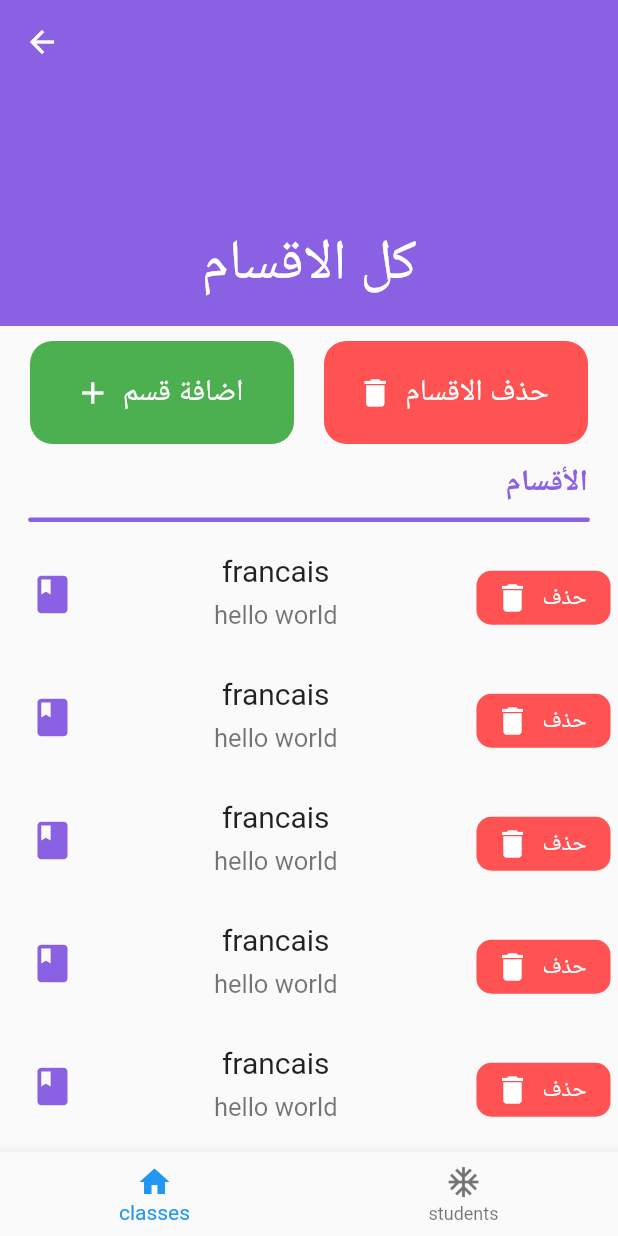
After one commit to ayoubarouche/gestion_notes_flutter, a Flutter app: the AdminScreen screen opened by its route, after a tap on "اضافة قسم", on a phone screen of 412 x 824 dp. The commit adds this screen. Run offline on Flutter 3.47's test engine with Material 2 defaults, Android fonts, the phone set to English and light mode, and no system bars; our stand-ins replace sliding_up_panel.

Commit message:
adding some admin screens in these commit i had added some of admin screens but still need some fixes that i will try to fix early

```diff
--- a/lib/containers.dart
+++ b/lib/containers.dart
@@ -7,3 +7,4 @@
 library containers;
 
 export 'containers/register_and_login_container.dart';
+export 'containers/classes_container.dart';
--- /dev/null
+++ b/lib/containers/classes_container.dart
@@ -0,0 +1,65 @@
+import 'package:flutter/material.dart';
+import 'package:gestion_notes/widgets.dart';
+import 'package:sliding_up_panel/sliding_up_panel.dart';
+
+class ClassesContainer extends StatelessWidget {
+  Widget child;
+  String title;
+  ClassesContainer({
+    @required this.title,
+    @required this.child,
+  });
+  @override
+  Widget build(BuildContext context) {
+    return NestedScrollView(
+      headerSliverBuilder: (BuildContext context, bool innerBoxIsScrolled) {
+        return <Widget>[ScreenTitle(title: this.title)];
+      },
+      body: this.child,
+    );
+  }
+}
+
+class StudentContainer extends StatelessWidget {
+  Widget child;
+  String title;
+  double minHeight;
+  Widget panel;
+  Function onPanelOpened;
+  Function onPanelClosed;
+  StudentContainer({
+    @required this.title,
+    @required this.child,
+    @required this.panel,
+    @required this.minHeight,
+    this.onPanelOpened,
+    this.onPanelClosed,
+  });
+  @override
+  Widget build(BuildContext context) {
+    return SlidingUpPanel(
+      minHeight: this.minHeight,
+      onPanelClosed: this.onPanelClosed ?? (){},
+      onPanelOpened: this.onPanelOpened ?? (){},
+      boxShadow: [
+        BoxShadow(
+          color: Colors.black26,
+          offset: Offset(0, 2),
+          blurRadius: 6.0,
+        ),
+      ],
+      borderRadius: BorderRadius.only(
+        topLeft: Radius.circular(20.0),
+        topRight: Radius.circular(20.0),
+      ),
+      maxHeight: MediaQuery.of(context).size.height / 3,
+      panel: this.panel,
+      body: NestedScrollView(
+        headerSliverBuilder: (BuildContext context, bool innerBoxIsScrolled) {
+          return <Widget>[ScreenTitle(title: this.title)];
+        },
+        body: this.child,
+      ),
+    );
+  }
+}
--- a/lib/main.dart
+++ b/lib/main.dart
@@ -3,8 +3,12 @@ import 'package:gestion_notes/routes.dart';
 
 void main() {
   runApp(new MaterialApp(
-    theme: new ThemeData(primaryColor: Color.fromRGBO(139, 97, 228, 1)),
+    theme: new ThemeData(
+      primaryColor: Color.fromRGBO(139, 97, 228, 1),
+      primaryColorLight: Color.fromRGBO(91, 58, 161, 1),
+    ),
     routes: routes,
     debugShowCheckedModeBanner: false,
+    title: "gestion des notes",
   ));
 }
--- a/lib/routes.dart
+++ b/lib/routes.dart
@@ -1,8 +1,10 @@
 import 'package:gestion_notes/screens.dart';
-get routes =>
-  {
-    '/': (context) => HomeScreen(),
-    '/login': (context) => LoginScreen(),
-    '/register': (context) => RegisterScreen(),
-    '/accountNotActivatedYet': (context) => AccountNotVerifiedYetScreen()
-  };
+
+
+get routes => {
+      '/': (context) => HomeScreen(),
+      '/login': (context) => LoginScreen(),
+      '/register': (context) => RegisterScreen(),
+      '/accountNotActivatedYet': (context) => AccountNotVerifiedYetScreen(),
+      '/admin' :(context)=> AdminScreen()
+    };
--- a/lib/screens.dart
+++ b/lib/screens.dart
@@ -6,3 +6,6 @@ export 'screens/login_register/login_screen.dart';
 export 'screens/login_register/register_screen.dart';
 export 'screens/home_screen.dart';
 export 'screens/prof_screens/account_not_verified_yes.dart';
+export 'screens/admin_screens/classes_screen.dart';
+export 'screens/admin_screens/students_screen.dart';
+export 'screens/admin_screens/admin_screen.dart';
--- /dev/null
+++ b/lib/screens/admin_screens/admin_screen.dart
@@ -0,0 +1,51 @@
+import 'package:flutter/material.dart';
+import 'package:gestion_notes/screens.dart';
+import 'package:gestion_notes/screens/admin_screens/classes_screen.dart';
+
+class AdminScreen extends StatefulWidget {
+  @override
+  _AdminScreenState createState() => _AdminScreenState();
+}
+
+class _AdminScreenState extends State<AdminScreen> {
+  @override
+  Widget build(BuildContext context) {
+    PageController controller = new PageController();
+    int index  = 0;
+    return Scaffold(
+      body: PageView(
+        children: [
+          AllClassesAdminScreen(),
+          AllStudentsAdminScreen()
+        ],
+        controller: controller,
+        onPageChanged: (new_index){
+            setState(() {
+              index = new_index;
+            });
+        },
+      ),
+      bottomNavigationBar: new BottomNavigationBar(
+        currentIndex: index,
+        onTap: (new_index){
+
+          setState(() {
+            index = new_index;
+          });
+          controller.jumpToPage(new_index);
+        },
+
+        items: [
+          BottomNavigationBarItem(
+            icon: Icon(Icons.home),
+            title: Text('classes'),
+          ),
+          BottomNavigationBarItem(
+            icon: Icon(Icons.ac_unit),
+            title: Text('students'),
+          )
+        ],
+      ),
+    );
+  }
+}
--- /dev/null
+++ b/lib/screens/admin_screens/classes_screen.dart
@@ -0,0 +1,57 @@
+import 'package:flutter/material.dart';
+import 'package:gestion_notes/containers.dart';
+import 'package:gestion_notes/widgets.dart';
+
+class AllClassesAdminScreen extends StatefulWidget {
+  @override
+  _AllClassesScreenState createState() => _AllClassesScreenState();
+}
+
+class _AllClassesScreenState extends State<AllClassesAdminScreen> {
+  ScrollController controller;
+  String text = "swipe up";
+  @override
+  Widget build(BuildContext context) {
+    return Scaffold(
+      body: ClassesContainer(
+        title: 'كل الاقسام',
+        child: Column(
+          textDirection: TextDirection.rtl,
+          crossAxisAlignment: CrossAxisAlignment.center,
+          children: [
+            SizedBox(
+              height: 10.0,
+            ),
+            TraitementPartie(
+              spaceBetweenTwoButton: 20.0,
+              leftChild: ChoseItemButton(
+                  title: 'اضافة قسم',
+                  color: Colors.green,
+                  icon: Icon(
+                    Icons.add,
+                    color: Colors.white,
+                  ),
+                  onPressed: () {}),
+              rightChild: ChoseItemButton(
+                  icon: Icon(
+                    Icons.delete,
+                    color: Colors.white,
+                  ),
+                  title: 'حذف الاقسام',
+                  color: Colors.redAccent[200],
+                  onPressed: () {}),
+            ),
+            PartieOfScreen(
+              startFrom: 12,
+              title: 'الأقسام',
+            ),
+            Expanded(
+              flex: 5,
+              child: ClassesList(),
+            ),
+          ],
+        ),
+      ),
+    );
+  }
+}
--- /dev/null
+++ b/lib/screens/admin_screens/students_screen.dart
@@ -0,0 +1,70 @@
+import 'package:flutter/material.dart';
+import 'package:gestion_notes/containers.dart';
+import 'package:gestion_notes/widgets.dart';
+
+class AllStudentsAdminScreen extends StatefulWidget {
+  @override
+  _AllClassesScreenState createState() => _AllClassesScreenState();
+}
+
+class _AllClassesScreenState extends State<AllStudentsAdminScreen> {
+  ScrollController controller;
+  String text = "swipe up";
+  @override
+  Widget build(BuildContext context) {
+    return Scaffold(
+      body: StudentContainer(
+        minHeight: 60.0,
+        panel: SwipeUp(children: [
+          swipeUpTitle(context, 'hello world'),
+          Expanded(
+                      child: FlatButton(
+              onPressed: () {},
+              child: Text(
+                'hello world',
+              ),
+            ),
+          ),
+        ]),
+        title: 'تلاميذ القسم',
+        child: Column(
+          textDirection: TextDirection.rtl,
+          crossAxisAlignment: CrossAxisAlignment.center,
+          children: [
+            SizedBox(
+              height: 10.0,
+            ),
+            TraitementPartie(
+              spaceBetweenTwoButton: 20.0,
+              leftChild: ChoseItemButton(
+                  title: 'اضافة تلميذ',
+                  color: Colors.green,
+                  icon: Icon(
+                    Icons.add,
+                    color: Colors.white,
+                  ),
+                  onPressed: () {}),
+              rightChild: ChoseItemButton(
+                  icon: Icon(
+                    Icons.delete,
+                    color: Colors.white,
+                  ),
+                  title: 'حذف التلاميذ',
+                  color: Colors.redAccent[200],
+                  onPressed: () {}),
+            ),
+            PartieOfScreen(
+              startFrom: 12,
+              title: 'التلاميذ',
+            ),
+            Expanded(
+              flex: 5,
+              child: StudentList(),
+            ),
+          ],
+        ),
+      ),
+
+    );
+  }
+}
--- a/lib/screens/login_register/login_screen.dart
+++ b/lib/screens/login_register/login_screen.dart
@@ -26,7 +26,10 @@ class _LoginScreenState extends State<LoginScreen> {
                   gradient: LinearGradient(
                     begin: Alignment.topCenter,
                     end: Alignment.bottomCenter,
-                    colors: [Theme.of(context).primaryColor, Colors.white],
+                    colors: [
+                      Theme.of(context).primaryColor,
+                      Colors.white,
+                    ],
                     stops: [0.5, 0.9],
                   ),
                 ),
@@ -52,15 +55,27 @@ class _LoginScreenState extends State<LoginScreen> {
                         ),
                       ),
                       SizedBox(height: 30.0),
-                      InputInformation('الاميل', 'ادخل الاميل',email_controller,Icon(Icons.email,color: Colors.white,)),
+                      InputInformation(
+                        'الاميل',
+                        'ادخل الاميل',
+                        email_controller,
+                        Icon(
+                          Icons.email,
+                          color: Colors.white,
+                        ),
+                      ),
                       SizedBox(
                         height: 30.0,
                       ),
                       PasswordTF(password_controller),
-                      LoginBtn('تسجيل الدخول',()=>Navigator.pushNamed(context, '/accountNotActivatedYet')),
+                      LoginBtn(
+                        'تسجيل الدخول',
+                        () => Navigator.pushNamed(
+                            context, '/accountNotActivatedYet'),
+                      ),
                       OtherChoice('ليس لديك حساب ؟ ', 'انشاء حساب', () {
                         if (Navigator.canPop(context)) Navigator.pop(context);
-                        Navigator.pushNamed(context, '/register');
+                        Navigator.pushNamed(context, '/register',);
                       }),
                     ],
                   ),
@@ -70,12 +85,11 @@ class _LoginScreenState extends State<LoginScreen> {
           ),
         ),
       ),
-
     );
   }
+
   @override
   void dispose() {
-    // TODO: implement dispose
     email_controller.dispose();
     password_controller.dispose();
     super.dispose();
--- a/lib/screens/login_register/register_screen.dart
+++ b/lib/screens/login_register/register_screen.dart
@@ -27,7 +27,10 @@ class _RegisterScreenState extends State<RegisterScreen> {
                   gradient: LinearGradient(
                     begin: Alignment.topCenter,
                     end: Alignment.bottomCenter,
-                    colors: [Theme.of(context).primaryColor, Colors.white],
+                    colors: [
+                      Theme.of(context).primaryColor,
+                      Colors.white,
+                    ],
                     stops: [0.7, 1.2],
                   ),
                 ),
@@ -53,20 +56,43 @@ class _RegisterScreenState extends State<RegisterScreen> {
                         ),
                       ),
                       SizedBox(height: 30.0),
-                      InputInformation(' الاسم', 'ادخل الاسم كاملا',nameController,Icon(Icons.account_circle,color: Colors.white,)),
+                      InputInformation(
+                        ' الاسم',
+                        'ادخل الاسم كاملا',
+                        nameController,
+                        Icon(
+                          Icons.account_circle,
+                          color: Colors.white,
+                        ),
+                      ),
                       SizedBox(
                         height: 20.0,
                       ),
-                      InputInformation('الاميل', 'ادخل الاميل',emailController,Icon(Icons.email,color: Colors.white,)),
+                      InputInformation(
+                        'الاميل',
+                        'ادخل الاميل',
+                        emailController,
+                        Icon(
+                          Icons.email,
+                          color: Colors.white,
+                        ),
+                      ),
                       SizedBox(
                         height: 30.0,
                       ),
                       PasswordTF(passwordController),
-                      LoginBtn('انشاء حساب ',(){}),
-                      OtherChoice('لديك حساب ؟ ', 'تسجيل الدخول', () {
+                      LoginBtn('انشاء حساب ', () {
                         if (Navigator.canPop(context)) Navigator.pop(context);
-                        Navigator.pushNamed(context, '/login');
+                        Navigator.pushNamed(context, '/admin');
                       }),
+                      OtherChoice(
+                        'لديك حساب ؟ ',
+                        'تسجيل الدخول',
+                        () {
+                          if (Navigator.canPop(context)) Navigator.pop(context);
+                          Navigator.pushNamed(context, '/login');
+                        },
+                      ),
                     ],
                   ),
                 ),
@@ -75,16 +101,14 @@ class _RegisterScreenState extends State<RegisterScreen> {
           ),
         ),
       ),
-
     );
   }
+
   @override
   void dispose() {
-
     emailController.dispose();
     passwordController.dispose();
     nameController.dispose();
     super.dispose();
-
   }
 }
--- a/lib/widgets.dart
+++ b/lib/widgets.dart
@@ -6,3 +6,5 @@ library widgets;
 export 'package:gestion_notes/widgets/before_login.dart';
 export 'package:gestion_notes/widgets/constants.dart';
 export 'package:gestion_notes/widgets/erreur_messages.dart';
+export 'package:gestion_notes/widgets/classes_widgets.dart';
+export 'package:gestion_notes/widgets/students_widgets.dart';
--- /dev/null
+++ b/lib/widgets/classes_widgets.dart
@@ -0,0 +1,291 @@
+import 'package:flutter/material.dart';
+import 'package:gestion_notes/widgets.dart';
+
+//widget that i use it for floating action bar for adding something fot exemple for admin for add a classr
+//room and students for prof to add notes
+Widget Ajouter(BuildContext context, Text title, Function onPressed) {
+  return RaisedButton.icon(
+      color: Theme.of(context).primaryColor,
+      padding: EdgeInsets.symmetric(horizontal: 30.0, vertical: 15.0),
+      shape: RoundedRectangleBorder(borderRadius: BorderRadius.circular(15)),
+      splashColor: Colors.white,
+      onPressed: onPressed,
+      icon: Icon(
+        Icons.add_circle_outline,
+        color: Colors.white,
+      ),
+      label: title);
+}
+
+//for choosing items i use it as a statful for atributes chossing
+class ChoseItemButton extends StatelessWidget {
+  //what to do to after click on class
+  Function onPressed = () {};
+  //icon before title
+  Icon icon;
+
+  //the title to show in the button
+  String title;
+  //color used in the button
+  Color color;
+
+  ChoseItemButton({
+    @required this.title,
+    @required this.color,
+    @required this.onPressed,
+    @required this.icon,
+  });
+  @override
+  Widget build(BuildContext context) {
+    return FlatButton.icon(
+      color: this.color,
+      icon: this.icon,
+      onPressed: this.onPressed,
+      shape: RoundedRectangleBorder(
+        borderRadius: BorderRadius.circular(15),
+      ),
+      label: Text(
+        title,
+        textAlign: TextAlign.center,
+        textDirection: TextDirection.rtl,
+        style: choiceButtonStyle,
+      ),
+    );
+  }
+}
+
+//it contains two buttons for traitement like adding class or delete all classes
+class TraitementPartie extends StatelessWidget {
+  Widget leftChild;
+  Widget rightChild;
+  double spaceBetweenTwoButton = 13.0;
+  TraitementPartie({
+    @required this.leftChild,
+    this.rightChild,
+    this.spaceBetweenTwoButton = 13.0,
+  });
+  @override
+  Widget build(BuildContext context) {
+    return Row(
+      children: [
+        SizedBox(
+          width: this.spaceBetweenTwoButton,
+        ),
+        Expanded(
+          flex: 3,
+          child: Container(
+            width: MediaQuery.of(context).size.width / 2.3,
+            height: MediaQuery.of(context).size.width / 6,
+            child: this.leftChild,
+          ),
+        ),
+        SizedBox(
+          width: this.spaceBetweenTwoButton,
+        ),
+        Expanded(
+          flex: 3,
+          child: Container(
+            width: MediaQuery.of(context).size.width / 2.3,
+            height: MediaQuery.of(context).size.width / 6,
+            child: this.rightChild,
+          ),
+        ),
+        SizedBox(
+          width: this.spaceBetweenTwoButton,
+        ),
+      ],
+    );
+  }
+}
+
+//partie of screen it's like a diveseur that contains the title
+class PartieOfScreen extends StatelessWidget {
+  String title;
+  double startFrom;
+  PartieOfScreen({
+    @required this.title,
+    this.startFrom = 20.0,
+  });
+  @override
+  Widget build(BuildContext context) {
+    return Column(
+      children: [
+        Align(
+          alignment: Alignment.topRight,
+          child: Padding(
+            padding: EdgeInsets.only(
+              right: 20.0,
+              top: startFrom,
+            ),
+            child: Text(
+              this.title,
+              style: TextStyle(
+                fontSize: 20.0,
+                fontWeight: FontWeight.bold,
+                color: Theme.of(context).primaryColor,
+              ),
+              textAlign: TextAlign.right,
+            ),
+          ),
+        ),
+        SizedBox(
+          height: 10.0,
+        ),
+        SizedBox(
+          height: 3.0,
+          width: MediaQuery.of(context).size.width / 1.1,
+          child: Container(
+            decoration: BoxDecoration(
+              borderRadius: BorderRadius.circular(15),
+              color: Theme.of(context).primaryColor,
+            ),
+          ),
+        ),
+        SizedBox(
+          height: startFrom,
+        ),
+      ],
+    );
+  }
+}
+
+class ClassesList extends StatefulWidget {
+  ScrollController controller;
+  ClassesList({this.controller});
+  @override
+  _ClassesListState createState() =>
+      _ClassesListState(controller: this.controller ?? new ScrollController());
+}
+
+class _ClassesListState extends State<ClassesList> {
+  ScrollController controller;
+  _ClassesListState({@required this.controller});
+  @override
+  Widget build(BuildContext context) {
+    return ListView.separated(
+        itemBuilder: (context, index) {
+          return ClassWidget();
+        },
+        separatorBuilder: (context, index) {
+          return SizedBox(
+            height: 5,
+          );
+        },
+        itemCount: 5);
+  }
+}
+
+class ClassWidget extends StatelessWidget {
+  @override
+  Widget build(BuildContext context) {
+    return ListTile(
+      trailing: FlatButton.icon(
+        shape: RoundedRectangleBorder(
+          borderRadius: BorderRadius.circular(
+            10.0,
+          ),
+        ),
+        onPressed: () {},
+        icon: Icon(
+          Icons.delete,
+          color: Colors.white,
+        ),
+        label: Text(
+          'حذف',
+          style: TextStyle(
+            color: Colors.white,
+            fontSize: 15.0,
+          ),
+        ),
+        color: Colors.redAccent[200],
+      ),
+      leading: Padding(
+        padding: const EdgeInsets.only(left: 15.0),
+        child: Icon(
+          Icons.class_,
+          color: Theme.of(context).primaryColor,
+          size: 30,
+        ),
+      ),
+      title: Text(
+        'francais',
+        textAlign: TextAlign.center,
+        style: TextStyle(
+          fontSize: 20.0,
+        ),
+      ),
+      dense: false,
+      contentPadding: EdgeInsets.all(5),
+      onTap: () {},
+      subtitle: Padding(
+        padding: const EdgeInsets.all(
+          8.0,
+        ),
+        child: Text(
+          'hello world',
+          textAlign: TextAlign.center,
+          style: TextStyle(
+            fontSize: 17.0,
+          ),
+        ),
+      ),
+    );
+  }
+}
+
+class ScreenTitle extends StatelessWidget {
+  String title;
+  ScreenTitle({@required this.title});
+  @override
+  Widget build(BuildContext context) {
+    return SliverAppBar(
+      expandedHeight: MediaQuery.of(context).size.width / 3 + 80,
+      floating: true,
+      pinned: true,
+      flexibleSpace: FlexibleSpaceBar(
+        centerTitle: true,
+        title: SafeArea(
+          child: Text(title,
+              style: TextStyle(
+                color: Colors.white,
+                fontSize: 25.0,
+              )),
+        ),
+      ),
+    );
+  }
+}
+ //swipe up effect for showing other configuration
+class SwipeUp extends StatelessWidget {
+  String title;
+  List<Widget> children;
+  SwipeUp({this.title,@required this.children});
+  @override
+  Widget build(BuildContext context) {
+    return Column(
+      children: this.children
+    );
+  }
+}
+//swipe up title for panel
+Widget swipeUpTitle(BuildContext context,String title){
+return Container(
+             decoration: new BoxDecoration(
+                 color: Theme.of(context).primaryColor,
+                  borderRadius: new BorderRadius.only(
+                    topLeft:  const  Radius.circular(20.0),
+                    topRight: const  Radius.circular(20.0))
+                ),
+          width: double.infinity,
+          padding: EdgeInsets.all(20.0),
+
+          child: Text(
+            title,
+            textAlign: TextAlign.center,
+            style: TextStyle(
+                color: Colors.white,
+                fontSize: 20.0,
+                fontWeight: FontWeight.bold),
+          ),
+        );
+}
--- a/lib/widgets/constants.dart
+++ b/lib/widgets/constants.dart
@@ -28,3 +28,5 @@ final ErreurMessageStyle = TextStyle(
   color: Color.fromRGBO(139, 97, 228, 1),
   fontFamily: 'OpenSans',
 );
+
+  final choiceButtonStyle = TextStyle(color: Colors.white, fontSize: 20.0);
--- /dev/null
+++ b/lib/widgets/students_widgets.dart
@@ -0,0 +1,85 @@
+import 'package:flutter/material.dart';
+
+class StudentList extends StatefulWidget {
+  ScrollController controller;
+  StudentList({this.controller});
+  @override
+  _ClassesListState createState() =>
+      _ClassesListState(controller: this.controller ?? new ScrollController());
+}
+
+class _ClassesListState extends State<StudentList> {
+  ScrollController controller;
+  _ClassesListState({@required this.controller});
+  @override
+  Widget build(BuildContext context) {
+    return ListView.separated(
+        itemBuilder: (context, index) {
+          return StudentWidget();
+        },
+        separatorBuilder: (context, index) {
+          return SizedBox(
+            height: 5,
+          );
+        },
+        itemCount: 5);
+  }
+}
+
+class StudentWidget extends StatelessWidget {
+  @override
+  Widget build(BuildContext context) {
+    return ListTile(
+      trailing: FlatButton.icon(
+        shape: RoundedRectangleBorder(
+          borderRadius: BorderRadius.circular(
+            10.0,
+          ),
+        ),
+        onPressed: () {},
+        icon: Icon(
+          Icons.delete,
+          color: Colors.white,
+        ),
+        label: Text(
+          'حذف',
+          style: TextStyle(
+            color: Colors.white,
+            fontSize: 15.0,
+          ),
+        ),
+        color: Colors.redAccent[200],
+      ),
+      leading: Padding(
+        padding: const EdgeInsets.only(left: 15.0),
+        child: Icon(
+          Icons.account_circle,
+          color: Theme.of(context).primaryColor,
+          size: 30,
+        ),
+      ),
+      title: Text(
+        'francais',
+        textAlign: TextAlign.center,
+        style: TextStyle(
+          fontSize: 20.0,
+        ),
+      ),
+      dense: false,
+      contentPadding: EdgeInsets.all(5),
+      onTap: () {},
+      subtitle: Padding(
+        padding: const EdgeInsets.all(
+          8.0,
+        ),
+        child: Text(
+          'hello world',
+          textAlign: TextAlign.center,
+          style: TextStyle(
+            fontSize: 17.0,
+          ),
+        ),
+      ),
+    );
+  }
+}
--- a/pubspec.yaml
+++ b/pubspec.yaml
@@ -23,7 +23,7 @@ environment:
 dependencies:
   flutter:
     sdk: flutter
-
+  sliding_up_panel: ^1.0.2
 
   # The following adds the Cupertino Icons font to your application.
   # Use with the CupertinoIcons class for iOS style icons.
```
Also changed, not shown: pubspec.lock.
